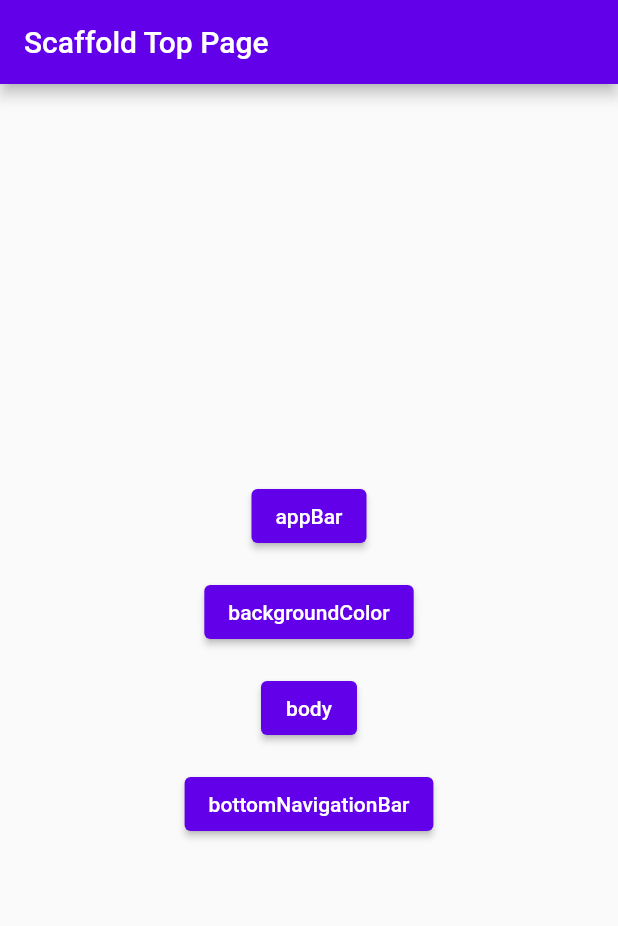
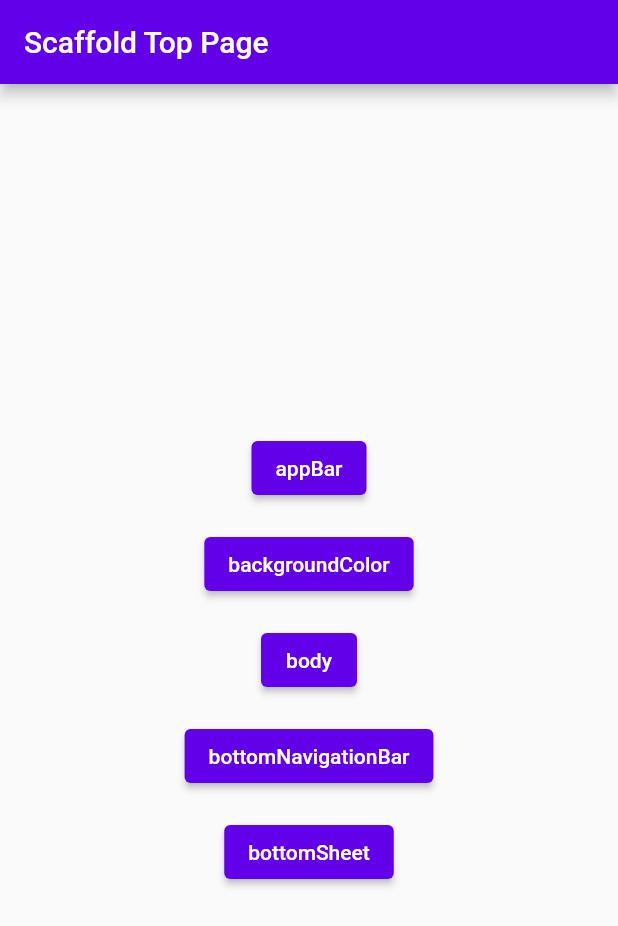
Before and after one commit to mafreud/flutter_dictionary, a Flutter app: the ScaffoldTopPage screen opened by its route, on a phone screen of 412 x 824 dp. Shown: the top 926 px of the screen. Run offline on Flutter 3.47's test engine with Material 2 defaults, Android fonts, the phone set to English and light mode, and no system bars; our stand-ins replace go_router.

Commit message:
add bottom sheet

```diff
--- a/lib/go_router/routing.dart
+++ b/lib/go_router/routing.dart
@@ -4,6 +4,7 @@ import 'package:flutter_dictionary/widgets/scaffold/scaffold_bottom_navigation_b
 import 'package:go_router/go_router.dart';
 
 import '../top_page.dart';
+import '../widgets/scaffold/scaffold_bottom_sheet.dart';
 import '../widgets/scaffold/scaffold_top_page.dart';
 import '../widgets/scaffold/scaffold_with_app_bar_page.dart';
 
@@ -11,7 +12,14 @@ enum AppRouter {
   root,
 }
 
-enum ScaffoldRouter { top, appBar, backgroundColor, body, bottomNavigationBar }
+enum ScaffoldRouter {
+  top,
+  appBar,
+  backgroundColor,
+  body,
+  bottomNavigationBar,
+  bottomSheet
+}
 
 final router = GoRouter(
   routes: [
@@ -45,6 +53,11 @@ final router = GoRouter(
           name: ScaffoldRouter.bottomNavigationBar.name,
           builder: (context, state) => const ScaffoldBottomNavigationBar(),
         ),
+        GoRoute(
+          path: 'bottomSheet',
+          name: ScaffoldRouter.bottomSheet.name,
+          builder: (context, state) => const ScaffoldBottomSheet(),
+        ),
       ],
     ),
   ],
--- a/lib/widgets/scaffold/scaffold_top_page.dart
+++ b/lib/widgets/scaffold/scaffold_top_page.dart
@@ -54,6 +54,16 @@ class ScaffoldTopPage extends StatelessWidget {
                 child: Text(ScaffoldRouter.bottomNavigationBar.name),
               ),
             ),
+            Padding(
+              padding: const EdgeInsets.all(8.0),
+              child: ElevatedButton(
+                style: ElevatedButton.styleFrom(
+                    primary: Colors.deepPurpleAccent[700]),
+                onPressed: () =>
+                    context.pushNamed(ScaffoldRouter.bottomSheet.name),
+                child: Text(ScaffoldRouter.bottomSheet.name),
+              ),
+            ),
           ],
         ),
       ),
```
Also changed, not shown: lib/widgets/scaffold/scaffold_bottom_sheet.dart (added, +33 -0 lines).
